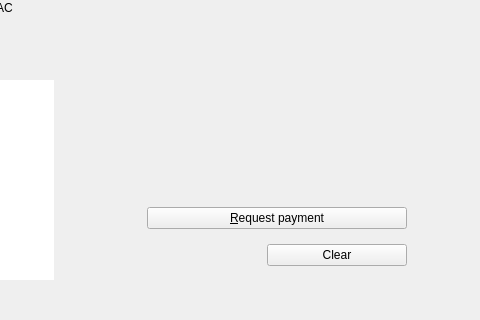
First picture: the form in src/qt/forms/receivecoinsdialog.ui, repository PACCommunity/PAC, before the edit; both pictures show x 638 to 1118 and y 203 to 523 of the 1118 by 523 pixel window.
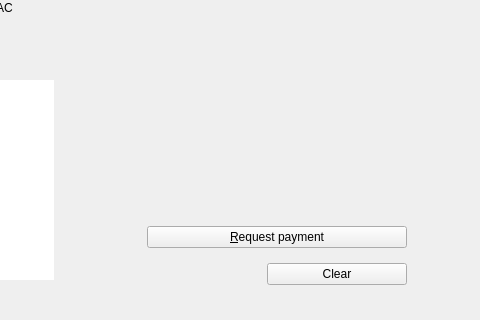
Second picture: the form after the edit. Custom widgets are drawn as their Qt base class.

Commit message: UI receive page minor fix for small screens

What changed in the file:
```diff
--- a/src/qt/forms/receivecoinsdialog.ui
+++ b/src/qt/forms/receivecoinsdialog.ui
@@ -503,7 +503,7 @@
           <number>20</number>
          </property>
          <property name="bottomMargin">
-          <number>34</number>
+          <number>15</number>
          </property>
          <item>
           <widget class="QLabel" name="label_5">
@@ -622,7 +622,7 @@
           </spacer>
          </item>
          <item>
-          <widget class="QFrame" name="">
+          <widget class="QFrame" name="frame">
            <layout class="QHBoxLayout" name="qrLayoutContainer"/>
           </widget>
          </item>
```
